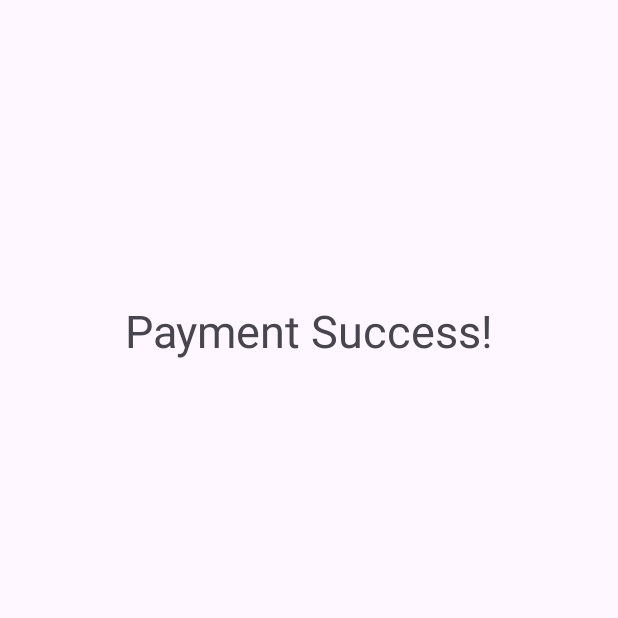
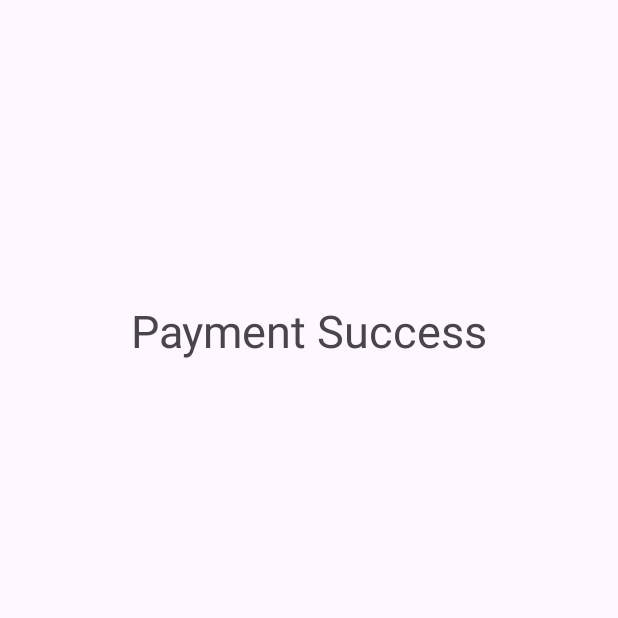
Before and after one commit to HasanChamara/PayHere_Integration_Android_java, an Android app: the SuccessActivity screen opened directly, with no data from a screen before it, on a phone screen of 412 x 824 dp, the top half of it. Run offline under Robolectric (Android 15) with nearby library versions, the phone set to English and light mode, and no system bars.

Commit message:
Update activity_success.xml

```diff
--- a/Payment App Java/app/src/main/res/layout/activity_success.xml
+++ b/Payment App Java/app/src/main/res/layout/activity_success.xml
@@ -16,7 +16,7 @@
         <TextView
             android:layout_width="match_parent"
             android:layout_height="wrap_content"
-            android:text="Payment Success!"
+            android:text="Payment Success"
             android:textSize="30dp"
             android:gravity="center"/>
 
```
